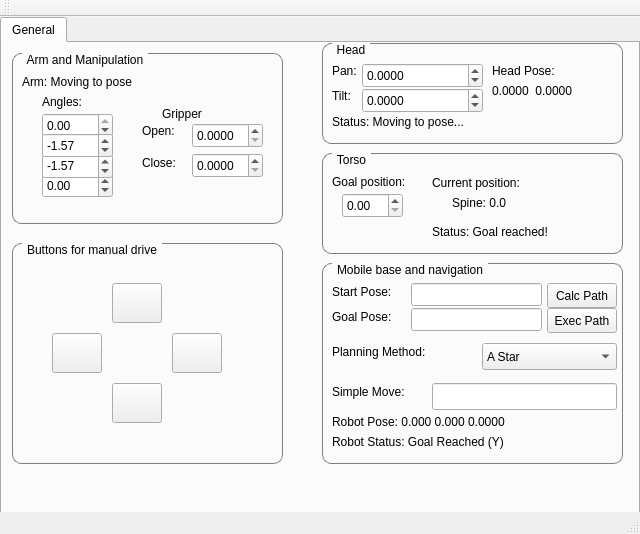
First picture: the form in catkin_ws/src/hri/takeshi_gui/src/MainWindow.ui, repository Sergio081096/Tesis, before the edit.
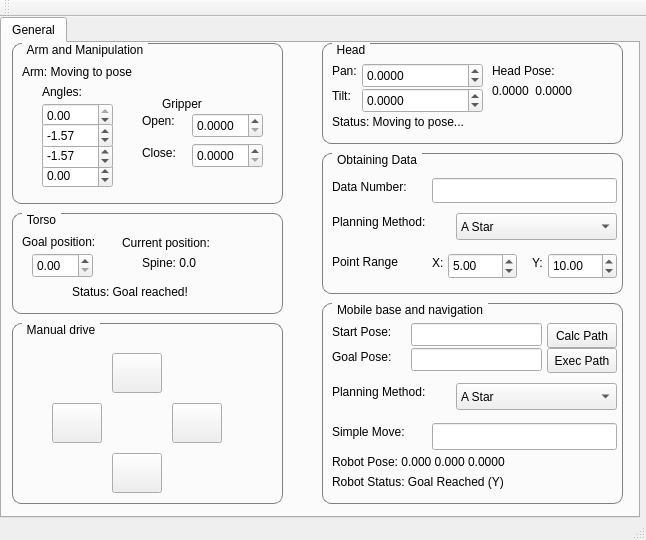
Second picture: the form after the edit.

Commit message: obtaining data

```diff
--- a/catkin_ws/src/hri/takeshi_gui/src/MainWindow.ui
+++ b/catkin_ws/src/hri/takeshi_gui/src/MainWindow.ui
@@ -6,8 +6,8 @@
    <rect>
     <x>0</x>
     <y>0</y>
-    <width>640</width>
-    <height>534</height>
+    <width>646</width>
+    <height>540</height>
    </rect>
   </property>
   <property name="windowTitle">
@@ -55,7 +55,7 @@
       <property name="geometry">
        <rect>
         <x>320</x>
-        <y>220</y>
+        <y>260</y>
         <width>301</width>
         <height>201</height>
        </rect>
@@ -190,9 +190,9 @@
       <widget class="QComboBox" name="navCbPlanningMethod">
        <property name="geometry">
         <rect>
-         <x>160</x>
+         <x>134</x>
          <y>80</y>
-         <width>135</width>
+         <width>161</width>
          <height>27</height>
         </rect>
        </property>
@@ -230,9 +230,9 @@
       <property name="geometry">
        <rect>
         <x>10</x>
-        <y>10</y>
+        <y>0</y>
         <width>271</width>
-        <height>171</height>
+        <height>161</height>
        </rect>
       </property>
       <property name="title">
@@ -585,9 +585,9 @@
      <widget class="QGroupBox" name="gbTorso">
       <property name="geometry">
        <rect>
-        <x>320</x>
-        <y>110</y>
-        <width>301</width>
+        <x>10</x>
+        <y>170</y>
+        <width>271</width>
         <height>101</height>
        </rect>
       </property>
@@ -645,7 +645,7 @@
       <widget class="QLabel" name="trsLblStatus">
        <property name="geometry">
         <rect>
-         <x>110</x>
+         <x>60</x>
          <y>70</y>
          <width>151</width>
          <height>17</height>
@@ -673,19 +673,19 @@
       <property name="geometry">
        <rect>
         <x>10</x>
-        <y>200</y>
+        <y>280</y>
         <width>271</width>
-        <height>221</height>
+        <height>181</height>
        </rect>
       </property>
       <property name="title">
-       <string>Buttons for manual drive</string>
+       <string>Manual drive</string>
       </property>
       <widget class="QPushButton" name="btnLeft">
        <property name="geometry">
         <rect>
          <x>40</x>
-         <y>90</y>
+         <y>80</y>
          <width>50</width>
          <height>40</height>
         </rect>
@@ -704,7 +704,7 @@
        <property name="geometry">
         <rect>
          <x>100</x>
-         <y>40</y>
+         <y>30</y>
          <width>50</width>
          <height>40</height>
         </rect>
@@ -723,7 +723,7 @@
        <property name="geometry">
         <rect>
          <x>160</x>
-         <y>90</y>
+         <y>80</y>
          <width>50</width>
          <height>40</height>
         </rect>
@@ -742,7 +742,7 @@
        <property name="geometry">
         <rect>
          <x>100</x>
-         <y>140</y>
+         <y>130</y>
          <width>50</width>
          <height>40</height>
         </rect>
@@ -758,6 +758,163 @@
        </property>
       </widget>
      </widget>
+     <widget class="QGroupBox" name="gbObtainingData">
+      <property name="geometry">
+       <rect>
+        <x>320</x>
+        <y>110</y>
+        <width>301</width>
+        <height>141</height>
+       </rect>
+      </property>
+      <property name="title">
+       <string>Obtaining Data</string>
+      </property>
+      <widget class="QLabel" name="calLblDataNumber">
+       <property name="geometry">
+        <rect>
+         <x>10</x>
+         <y>25</y>
+         <width>101</width>
+         <height>17</height>
+        </rect>
+       </property>
+       <property name="text">
+        <string>Data Number:</string>
+       </property>
+      </widget>
+      <widget class="QLineEdit" name="calTxtDataNumber">
+       <property name="geometry">
+        <rect>
+         <x>110</x>
+         <y>25</y>
+         <width>185</width>
+         <height>25</height>
+        </rect>
+       </property>
+      </widget>
+      <widget class="QLabel" name="calLblPointRange">
+       <property name="geometry">
+        <rect>
+         <x>10</x>
+         <y>100</y>
+         <width>91</width>
+         <height>17</height>
+        </rect>
+       </property>
+       <property name="text">
+        <string>Point Range</string>
+       </property>
+      </widget>
+      <widget class="QLabel" name="calLblY">
+       <property name="geometry">
+        <rect>
+         <x>210</x>
+         <y>100</y>
+         <width>21</width>
+         <height>20</height>
+        </rect>
+       </property>
+       <property name="text">
+        <string>Y:</string>
+       </property>
+      </widget>
+      <widget class="QDoubleSpinBox" name="calTxtX">
+       <property name="geometry">
+        <rect>
+         <x>126</x>
+         <y>100</y>
+         <width>69</width>
+         <height>26</height>
+        </rect>
+       </property>
+       <property name="minimum">
+        <double>0.000000000000000</double>
+       </property>
+       <property name="maximum">
+        <double>100.000000000000000</double>
+       </property>
+       <property name="singleStep">
+        <double>5.000000000000000</double>
+       </property>
+       <property name="value">
+        <double>5.000000000000000</double>
+       </property>
+      </widget>
+      <widget class="QDoubleSpinBox" name="calTxtY">
+       <property name="geometry">
+        <rect>
+         <x>226</x>
+         <y>100</y>
+         <width>69</width>
+         <height>26</height>
+        </rect>
+       </property>
+       <property name="minimum">
+        <double>0.000000000000000</double>
+       </property>
+       <property name="maximum">
+        <double>100.000000000000000</double>
+       </property>
+       <property name="singleStep">
+        <double>5.000000000000000</double>
+       </property>
+       <property name="value">
+        <double>10.000000000000000</double>
+       </property>
+      </widget>
+      <widget class="QComboBox" name="calCbPlanningMethod">
+       <property name="geometry">
+        <rect>
+         <x>134</x>
+         <y>60</y>
+         <width>161</width>
+         <height>27</height>
+        </rect>
+       </property>
+       <item>
+        <property name="text">
+         <string>A Star</string>
+        </property>
+       </item>
+       <item>
+        <property name="text">
+         <string>RRT-Ext</string>
+        </property>
+       </item>
+       <item>
+        <property name="text">
+         <string>RRT-Connect</string>
+        </property>
+       </item>
+      </widget>
+      <widget class="QLabel" name="calLblPlanningMethod">
+       <property name="geometry">
+        <rect>
+         <x>10</x>
+         <y>60</y>
+         <width>131</width>
+         <height>17</height>
+        </rect>
+       </property>
+       <property name="text">
+        <string>Planning Method:</string>
+       </property>
+      </widget>
+      <widget class="QLabel" name="calLblX">
+       <property name="geometry">
+        <rect>
+         <x>110</x>
+         <y>100</y>
+         <width>21</width>
+         <height>20</height>
+        </rect>
+       </property>
+       <property name="text">
+        <string>X:</string>
+       </property>
+      </widget>
+     </widget>
     </widget>
    </widget>
   </widget>
```
Left out of the diff: 4 changed lines with no effect on the pictures. The commit also changes 40 other files.
